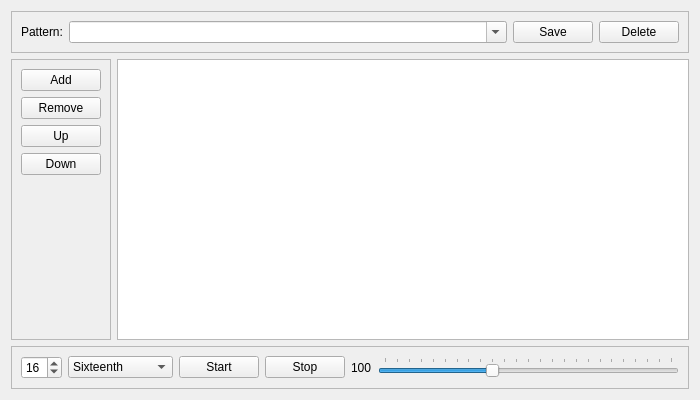
Above: src/drumgrid.ui from pedrolcl/kmetronome before the change. Below: the same form after it.
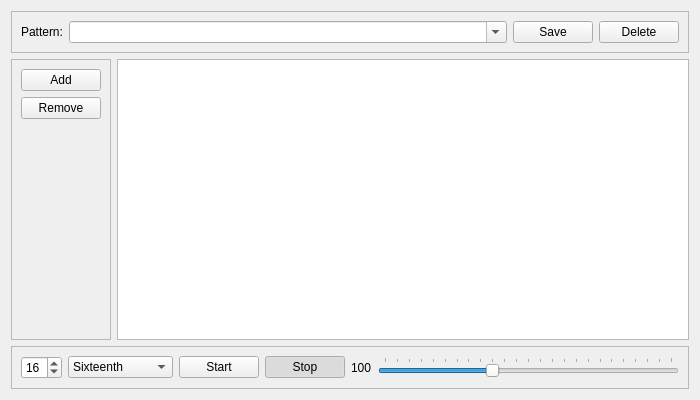
That is the form after the change. Icons and pictures are not drawn. Custom widgets are drawn as their Qt base class.

```diff
--- a/src/drumgrid.ui
+++ b/src/drumgrid.ui
@@ -80,20 +80,6 @@
         </property>
        </widget>
       </item>
-      <item>
-       <widget class="KPushButton" name="upButton">
-        <property name="text">
-         <string>Up</string>
-        </property>
-       </widget>
-      </item>
-      <item>
-       <widget class="KPushButton" name="downButton">
-        <property name="text">
-         <string>Down</string>
-        </property>
-       </widget>
-      </item>
       <item>
        <spacer name="verticalSpacer">
         <property name="orientation">
@@ -225,6 +211,15 @@
         <property name="text">
          <string>Stop</string>
         </property>
+        <property name="checkable">
+         <bool>true</bool>
+        </property>
+        <property name="checked">
+         <bool>true</bool>
+        </property>
+        <property name="autoExclusive">
+         <bool>true</bool>
+        </property>
        </widget>
       </item>
       <item>
```
Left out of the diff: 16 changed lines with no effect on the pictures.
